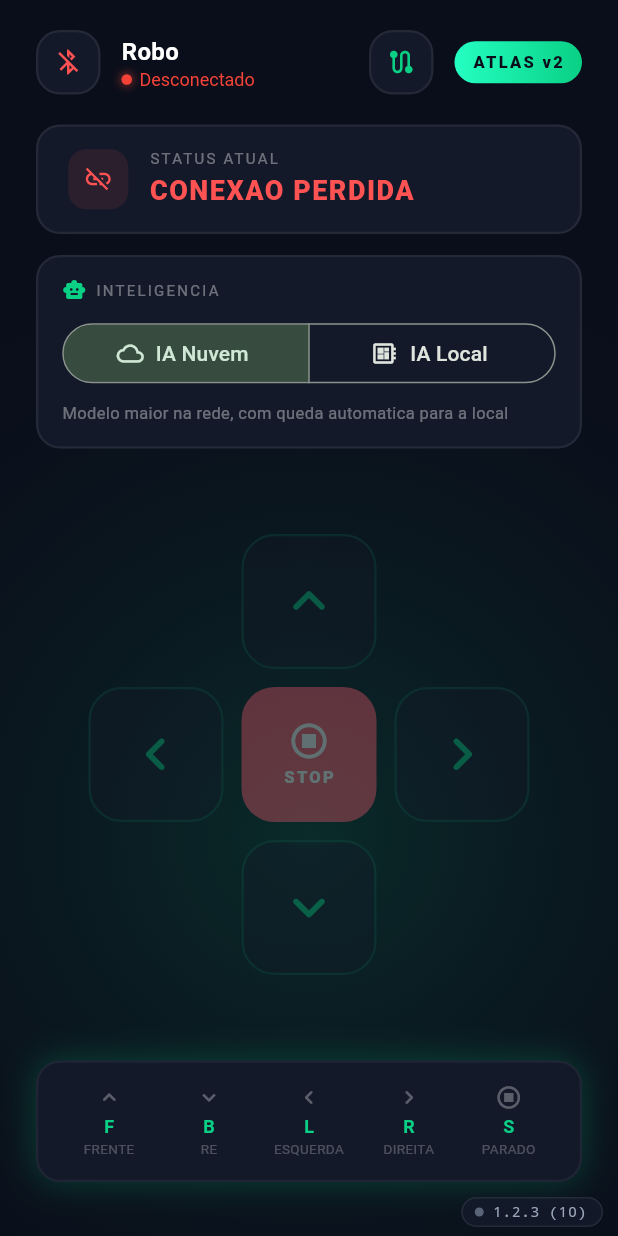
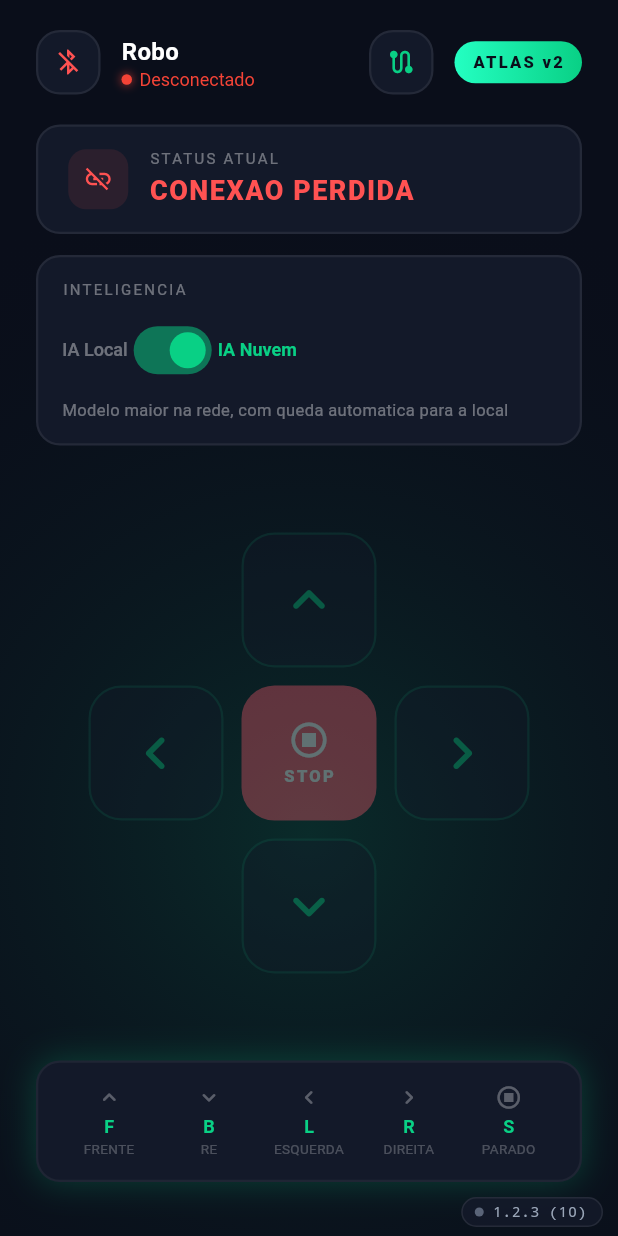
Before and after one commit to setrem-robot/aplicativo, a Flutter app: the ControlScreen screen opened directly, on a phone screen of 412 x 824 dp. Run offline on Flutter 3.47's test engine with Material 3 defaults, Android fonts, the phone set to English and light mode, and no system bars; our stand-ins replace fl_chart, flutter_blue_plus, flutter_map, latlong2, package_info_plus, permission_handler and 1 more; missing offline and left inert: shorebird_code_push; accounts and stored records are empty.

Commit message:
Switch de IA sem icone: Switch de texto para patch OTA
As duas tentativas anteriores falharam no Shorebird porque qualquer glyph novo
muda a fonte MaterialIcons (tree-shaking) e patch OTA nao altera asset — e
SegmentedButton ainda puxava o icone de check, alem dos IconData referenciados
no enum contarem mesmo sem render.

Agora o card usa um Switch de texto puro (rotulos "IA Local"/"IA Nuvem") e o
enum IaModo perdeu o campo de icone. Zero IconData novo => a fonte fica igual a
do release v1.2.3+10 e o patch flui por OTA, sem APK novo.

Co-Authored-By: Claude Opus 4.8 <noreply@anthropic.com>
Claude-Session: https://claude.ai/code/session_0173mr3mDsAKQuPUNaPghe9v

```diff
--- a/lib/models/iaModo.dart
+++ b/lib/models/iaModo.dart
@@ -1,5 +1,3 @@
-import 'package:flutter/material.dart';
-
 /// Qual IA responde no robo.
 ///
 /// - [nuvem]: o modelo maior, que roda numa maquina da rede. Se a rede cair, o
@@ -12,29 +10,28 @@ import 'package:flutter/material.dart';
 /// `{"tipo":"ia","modo":"<code>"}` pela mesma ponte BLE dos comandos de motor;
 /// o RobotEye aplica (ver `core/controle.py` no repositorio da face). Mudou o
 /// `code` aqui, muda la tambem.
+///
+/// Sem `IconData` de proposito: um icone novo entra na fonte MaterialIcons
+/// (tree-shaking) e o Shorebird recusa isso num patch OTA. O switch usa so
+/// texto, para chegar ao celular sem exigir um APK novo.
 enum IaModo {
   nuvem(
     'nuvem',
     'IA Nuvem',
     'Modelo maior na rede, com queda automatica para a local',
-    // Icone ja embutido no app: um icone novo mudaria a fonte MaterialIcons
-    // (tree-shaking) e o Shorebird se recusa a mandar isso num patch OTA.
-    Icons.cloud_outlined,
   ),
   local(
     'local',
     'IA Local',
     'Modelo no proprio robo: responde offline e mais rapido',
-    Icons.developer_board,
   );
 
-  const IaModo(this.code, this.label, this.descricao, this.icon);
+  const IaModo(this.code, this.label, this.descricao);
 
   /// O que vai no JSON enviado ao robo.
   final String code;
   final String label;
   final String descricao;
-  final IconData icon;
 
   /// Le um `code` guardado ou recebido. Um valor desconhecido — de uma versao
   /// antiga, ou lixo — vira o padrao [nuvem], nunca um erro.
--- a/lib/screens/controlScreen.dart
+++ b/lib/screens/controlScreen.dart
@@ -231,18 +231,16 @@ class _IaSwitchCard extends StatelessWidget {
 
   @override
   Widget build(BuildContext context) {
+    // Sem nenhum Icon aqui, de proposito: manter o card livre de glyphs novos
+    // na fonte para o switch chegar por patch OTA (ver iaModo.dart).
+    final naNuvem = robot.iaModo == IaModo.nuvem;
+
     return AppCard(
       padding: const EdgeInsets.symmetric(horizontal: 16, vertical: 14),
       child: Column(
         crossAxisAlignment: CrossAxisAlignment.start,
         children: [
-          const Row(
-            children: [
-              // Icone ja embutido (ver iaModo.dart): manter o patch OTA.
-              Icon(Icons.smart_toy_rounded,
-                  color: AppColors.primary, size: 16),
-              SizedBox(width: 6),
-              Text(
+          const Text(
             'INTELIGENCIA',
             style: TextStyle(
               color: Colors.white38,
@@ -250,27 +248,18 @@ class _IaSwitchCard extends StatelessWidget {
               letterSpacing: 1.5,
             ),
           ),
+          const SizedBox(height: 10),
+          Row(
+            children: [
+              _RotuloIa(texto: IaModo.local.label, ativo: !naNuvem),
+              Switch(
+                value: naNuvem,
+                onChanged: (nuvem) =>
+                    robot.setIaModo(nuvem ? IaModo.nuvem : IaModo.local),
+                activeThumbColor: AppColors.primary,
+              ),
+              _RotuloIa(texto: IaModo.nuvem.label, ativo: naNuvem),
             ],
-          ),
-          const SizedBox(height: 10),
-          SizedBox(
-            width: double.infinity,
-            child: SegmentedButton<IaModo>(
-              // Montado a partir do proprio enum: um modo novo aparece aqui
-              // sozinho.
-              segments: IaModo.values
-                  .map(
-                    (modo) => ButtonSegment<IaModo>(
-                      value: modo,
-                      icon: Icon(modo.icon, size: 18),
-                      label: Text(modo.label),
-                    ),
-                  )
-                  .toList(),
-              selected: {robot.iaModo},
-              onSelectionChanged: (selecao) => robot.setIaModo(selecao.first),
-              showSelectedIcon: false,
-            ),
           ),
           const SizedBox(height: 8),
           // A descricao muda com a escolha; o switcher dissolve o texto em vez
@@ -285,6 +274,28 @@ class _IaSwitchCard extends StatelessWidget {
           ),
         ],
       ),
+    );
+  }
+}
+
+/// Um dos dois rotulos ("IA Local" / "IA Nuvem") ao lado do interruptor. O
+/// lado ativo acende; o outro fica apagado.
+class _RotuloIa extends StatelessWidget {
+  const _RotuloIa({required this.texto, required this.ativo});
+
+  final String texto;
+  final bool ativo;
+
+  @override
+  Widget build(BuildContext context) {
+    return AnimatedDefaultTextStyle(
+      duration: AppDurations.swap,
+      style: TextStyle(
+        color: ativo ? AppColors.primary : Colors.white38,
+        fontSize: 12,
+        fontWeight: ativo ? FontWeight.w700 : FontWeight.w500,
+      ),
+      child: Text(texto),
     );
   }
 }
```
Lines whose indentation alone changed are shown as unchanged.
